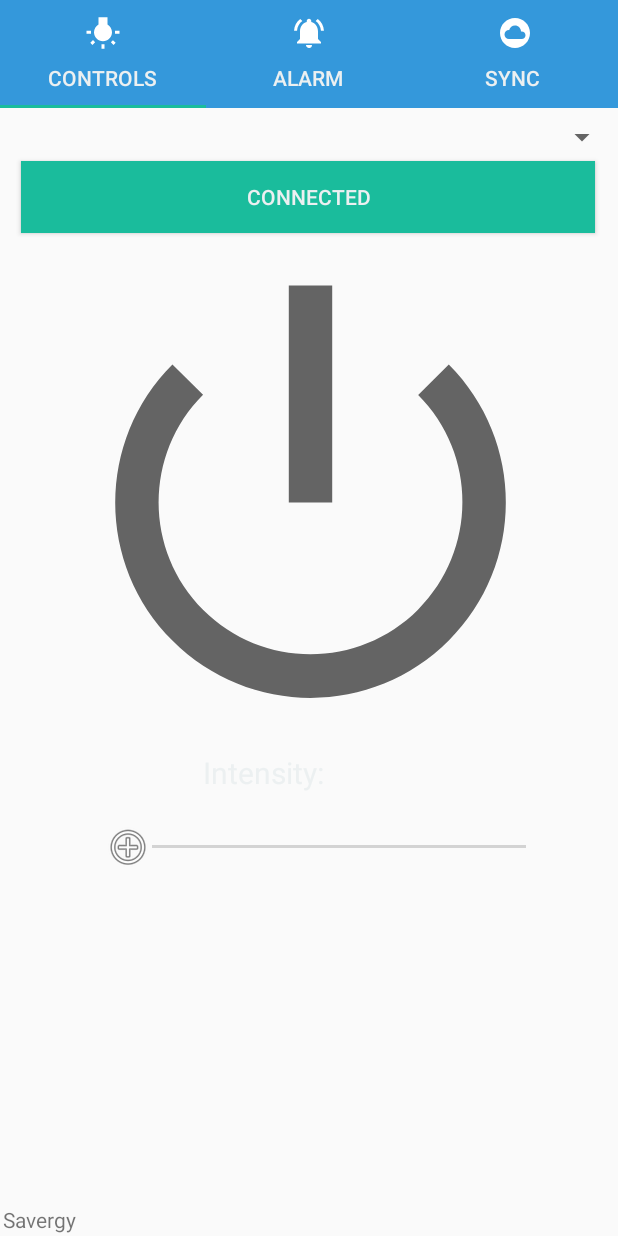
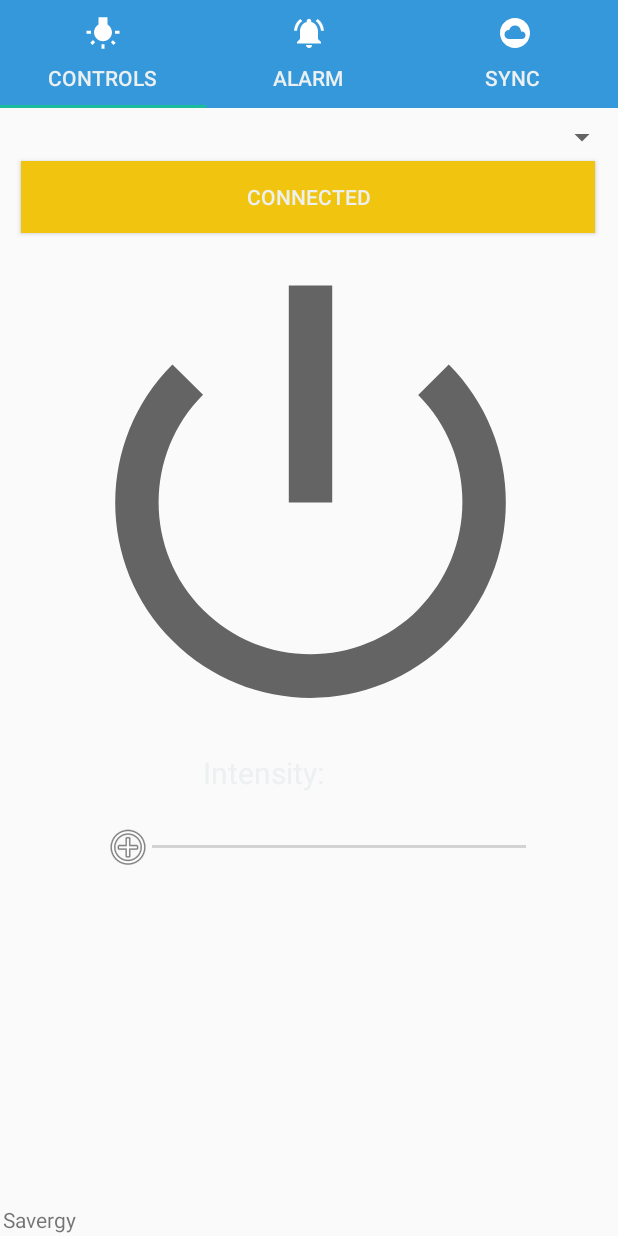
Before and after one commit to kocetomad/AC-PWM_SmartHomeSystem, an Android app: the screen it shows after launch (MainActivity), after a tap on "CONNECT", on a phone screen of 412 x 824 dp. Run offline under Robolectric (Android 15) with nearby library versions, the phone set to English and light mode, and no system bars; 6 statements that could not run were skipped.

Commit message:
Connection handling added

```diff
--- a/app/src/main/java/com/example/savergy/MainActivity.java
+++ b/app/src/main/java/com/example/savergy/MainActivity.java
@@ -10,6 +10,8 @@ import android.content.Context;
 import android.content.Intent;
 import android.graphics.Color;
 import android.os.Build;
+import android.os.Handler;
+import android.os.Looper;
 import android.os.ParcelUuid;
 import android.speech.RecognizerIntent;
 import android.support.annotation.RequiresApi;
@@ -307,6 +309,7 @@ public class MainActivity extends AppCompatActivity {
     }
 
     public void Scan(View view){
+
         try {
             write(1);
         } catch (IOException e) {
@@ -364,7 +367,18 @@ public class MainActivity extends AppCompatActivity {
     }
 
 
+
     public void onConnect(View view){
+
+
+
+        Button btn=findViewById(R.id.Connect);
+        btn.setBackgroundColor(Color.parseColor("#F1C40F"));
+        btn.setText("Connecting...");
+        new Handler(Looper.getMainLooper()).post(new Runnable() {
+            @Override
+            public void run() {
+
                 Spinner Bdevices=findViewById(R.id.devices);
 
                 Set<BluetoothDevice> bondedDevices = bluetoothAdapter.getBondedDevices();
@@ -375,11 +389,10 @@ public class MainActivity extends AppCompatActivity {
                 ParcelUuid[] uuids = device.getUuids();
                 // Log.d("asda",device.getName());
                 String BLDevice[] = new String[devices.length];
-
-
                 BluetoothSocket socket = null;
 
                 try {
+
                     socket = device.createRfcommSocketToServiceRecord(uuids[0].getUuid());
                     Button but=findViewById(R.id.Connect);
                     but.setText("Connected");
@@ -395,6 +408,9 @@ public class MainActivity extends AppCompatActivity {
 
                 }
                 try {
+                    Button btn=findViewById(R.id.Connect);
+                    btn.setBackgroundColor(Color.parseColor("#F1C40F"));
+                    btn.setText("Connecting...");
                     socket.connect();
                     Button but=findViewById(R.id.Connect);
                     but.setText("Connected");
@@ -420,6 +436,9 @@ public class MainActivity extends AppCompatActivity {
                     e.printStackTrace();
                 }
             }
+        });
+
+    }
 
     /*public void onDestroy() {
         stopService(myService);
--- a/app/src/main/res/layout/activity_main.xml
+++ b/app/src/main/res/layout/activity_main.xml
@@ -174,6 +174,7 @@
         android:layout_marginRight="15dp"
         android:background="@color/colorPrimaryDark"
         android:onClick="onConnect"
+
         android:text="Connect "
         android:textColor="#ECF0F1" />
 
@@ -184,9 +185,13 @@
         android:layout_below="@+id/Alarm"
         android:layout_alignParentStart="true"
         android:layout_alignParentLeft="true"
-        android:layout_marginStart="96dp"
-        android:layout_marginLeft="96dp"
-        android:layout_marginTop="-188dp"
+        android:layout_alignParentEnd="true"
+        android:layout_alignParentRight="true"
+        android:layout_marginStart="99dp"
+        android:layout_marginLeft="99dp"
+        android:layout_marginTop="-195dp"
+        android:layout_marginEnd="99dp"
+        android:layout_marginRight="99dp"
         android:ems="10"
         android:hint="SSID"
         android:inputType="textPersonName"
@@ -199,9 +204,13 @@
         android:layout_below="@+id/ssid"
         android:layout_alignParentStart="true"
         android:layout_alignParentLeft="true"
-        android:layout_marginStart="96dp"
-        android:layout_marginLeft="96dp"
-        android:layout_marginTop="-6dp"
+        android:layout_alignParentEnd="true"
+        android:layout_alignParentRight="true"
+        android:layout_marginStart="100dp"
+        android:layout_marginLeft="100dp"
+        android:layout_marginTop="-5dp"
+        android:layout_marginEnd="98dp"
+        android:layout_marginRight="98dp"
         android:ems="10"
         android:hint="password"
         android:inputType="textPassword"
```
Also changed, not shown: 25 other files. Lines whose indentation alone changed are shown as unchanged.
